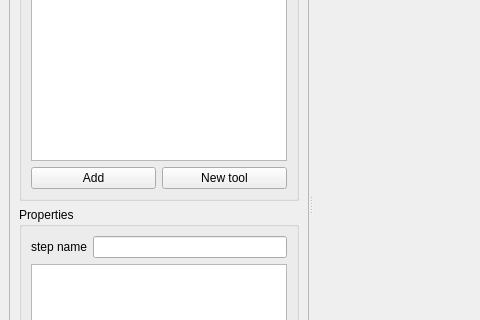
Qt form Core/GUI/pipeline_editor/main_window.ui (ctlab/BioinformaticsDSL) before a commit; both pictures show x 0 to 480 and y 234 to 554 of the 913 by 828 pixel window.
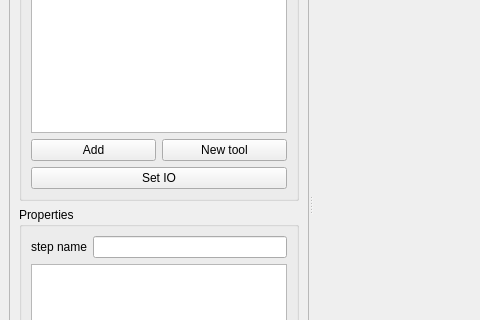
The same form after that commit.

Diff of the .ui file:
```diff
--- a/Core/GUI/pipeline_editor/main_window.ui
+++ b/Core/GUI/pipeline_editor/main_window.ui
@@ -122,6 +122,13 @@
              </item>
             </layout>
            </item>
+           <item>
+            <widget class="QPushButton" name="btnSetIO">
+             <property name="text">
+              <string>Set IO</string>
+             </property>
+            </widget>
+           </item>
           </layout>
          </widget>
         </item>
@@ -177,7 +184,7 @@
         </item>
        </layout>
       </widget>
-      <widget class="QWidget" name="">
+      <widget class="QWidget" name="layoutWidget">
        <layout class="QVBoxLayout" name="areaLayout">
         <property name="sizeConstraint">
          <enum>QLayout::SetDefaultConstraint</enum>
```
Left out of the diff: 7 changed lines with no effect on the pictures.
